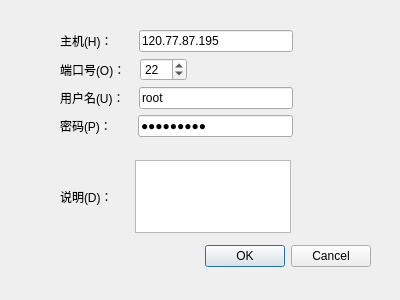
H-tao/Penguin, file WindowsClient/shh_UI/newconnection.ui: the form before one commit.
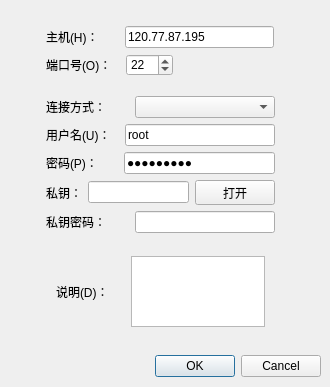
The form after the commit.

Commit message: 新增公钥连接过程，未完成

What changed in the file:
```diff
--- a/WindowsClient/shh_UI/newconnection.ui
+++ b/WindowsClient/shh_UI/newconnection.ui
@@ -6,8 +6,8 @@
    <rect>
     <x>0</x>
     <y>0</y>
-    <width>400</width>
-    <height>300</height>
+    <width>330</width>
+    <height>387</height>
    </rect>
   </property>
   <property name="windowTitle">
@@ -16,8 +16,8 @@
   <widget class="QDialogButtonBox" name="buttonBox">
    <property name="geometry">
     <rect>
-     <x>30</x>
-     <y>240</y>
+     <x>-20</x>
+     <y>350</y>
      <width>341</width>
      <height>32</height>
     </rect>
@@ -32,13 +32,25 @@
   <widget class="QWidget" name="layoutWidget_5">
    <property name="geometry">
     <rect>
-     <x>60</x>
-     <y>160</y>
-     <width>231</width>
-     <height>73</height>
+     <x>50</x>
+     <y>250</y>
+     <width>221</width>
+     <height>83</height>
     </rect>
    </property>
    <layout class="QHBoxLayout" name="horizontalLayout_5">
+    <property name="leftMargin">
+     <number>6</number>
+    </property>
+    <property name="topMargin">
+     <number>6</number>
+    </property>
+    <property name="rightMargin">
+     <number>6</number>
+    </property>
+    <property name="bottomMargin">
+     <number>6</number>
+    </property>
     <item>
      <widget class="QLabel" name="statusLabel">
       <property name="text">
@@ -67,16 +79,292 @@
     </item>
    </layout>
   </widget>
-  <widget class="QWidget" name="layoutWidget">
+  <widget class="QWidget" name="">
    <property name="geometry">
     <rect>
-     <x>60</x>
-     <y>30</y>
-     <width>233</width>
-     <height>108</height>
+     <x>40</x>
+     <y>90</y>
+     <width>241</width>
+     <height>149</height>
     </rect>
    </property>
    <layout class="QVBoxLayout" name="verticalLayout">
+    <property name="leftMargin">
+     <number>6</number>
+    </property>
+    <property name="topMargin">
+     <number>6</number>
+    </property>
+    <property name="rightMargin">
+     <number>6</number>
+    </property>
+    <property name="bottomMargin">
+     <number>6</number>
+    </property>
+    <item>
+     <layout class="QHBoxLayout" name="horizontalLayout_6">
+      <item>
+       <widget class="QLabel" name="label">
+        <property name="text">
+         <string>连接方式：</string>
+        </property>
+       </widget>
+      </item>
+      <item>
+       <spacer name="horizontalSpacer_7">
+        <property name="orientation">
+         <enum>Qt::Horizontal</enum>
+        </property>
+        <property name="sizeType">
+         <enum>QSizePolicy::Expanding</enum>
+        </property>
+        <property name="sizeHint" stdset="0">
+         <size>
+          <width>18</width>
+          <height>20</height>
+         </size>
+        </property>
+       </spacer>
+      </item>
+      <item>
+       <widget class="QComboBox" name="connectionWayComboBox">
+        <property name="sizePolicy">
+         <sizepolicy hsizetype="MinimumExpanding" vsizetype="Fixed">
+          <horstretch>0</horstretch>
+          <verstretch>0</verstretch>
+         </sizepolicy>
+        </property>
+        <property name="minimumSize">
+         <size>
+          <width>140</width>
+          <height>0</height>
+         </size>
+        </property>
+       </widget>
+      </item>
+     </layout>
+    </item>
+    <item>
+     <layout class="QHBoxLayout" name="horizontalLayout">
+      <item>
+       <widget class="QLabel" name="nameLabel">
+        <property name="sizePolicy">
+         <sizepolicy hsizetype="Fixed" vsizetype="Preferred">
+          <horstretch>0</horstretch>
+          <verstretch>0</verstretch>
+         </sizepolicy>
+        </property>
+        <property name="text">
+         <string>用户名(U)：</string>
+        </property>
+       </widget>
+      </item>
+      <item>
+       <spacer name="horizontalSpacer">
+        <property name="orientation">
+         <enum>Qt::Horizontal</enum>
+        </property>
+        <property name="sizeType">
+         <enum>QSizePolicy::Preferred</enum>
+        </property>
+        <property name="sizeHint" stdset="0">
+         <size>
+          <width>8</width>
+          <height>20</height>
+         </size>
+        </property>
+       </spacer>
+      </item>
+      <item>
+       <widget class="QLineEdit" name="nameLineEdit">
+        <property name="sizePolicy">
+         <sizepolicy hsizetype="MinimumExpanding" vsizetype="Fixed">
+          <horstretch>0</horstretch>
+          <verstretch>0</verstretch>
+         </sizepolicy>
+        </property>
+        <property name="minimumSize">
+         <size>
+          <width>140</width>
+          <height>0</height>
+         </size>
+        </property>
+        <property name="text">
+         <string>root</string>
+        </property>
+       </widget>
+      </item>
+     </layout>
+    </item>
+    <item>
+     <layout class="QHBoxLayout" name="horizontalLayout_2">
+      <item>
+       <widget class="QLabel" name="protocolLabel">
+        <property name="sizePolicy">
+         <sizepolicy hsizetype="Fixed" vsizetype="Preferred">
+          <horstretch>0</horstretch>
+          <verstretch>0</verstretch>
+         </sizepolicy>
+        </property>
+        <property name="text">
+         <string>密码(P)：</string>
+        </property>
+       </widget>
+      </item>
+      <item>
+       <spacer name="horizontalSpacer_2">
+        <property name="orientation">
+         <enum>Qt::Horizontal</enum>
+        </property>
+        <property name="sizeType">
+         <enum>QSizePolicy::Preferred</enum>
+        </property>
+        <property name="sizeHint" stdset="0">
+         <size>
+          <width>20</width>
+          <height>20</height>
+         </size>
+        </property>
+       </spacer>
+      </item>
+      <item>
+       <widget class="QLineEdit" name="passwordLineEdit">
+        <property name="sizePolicy">
+         <sizepolicy hsizetype="MinimumExpanding" vsizetype="Fixed">
+          <horstretch>0</horstretch>
+          <verstretch>0</verstretch>
+         </sizepolicy>
+        </property>
+        <property name="minimumSize">
+         <size>
+          <width>140</width>
+          <height>0</height>
+         </size>
+        </property>
+        <property name="text">
+         <string>Hzw123123</string>
+        </property>
+        <property name="echoMode">
+         <enum>QLineEdit::Password</enum>
+        </property>
+       </widget>
+      </item>
+     </layout>
+    </item>
+    <item>
+     <layout class="QHBoxLayout" name="horizontalLayout_7">
+      <item>
+       <widget class="QLabel" name="label_2">
+        <property name="text">
+         <string>私钥：</string>
+        </property>
+       </widget>
+      </item>
+      <item>
+       <spacer name="horizontalSpacer_8">
+        <property name="orientation">
+         <enum>Qt::Horizontal</enum>
+        </property>
+        <property name="sizeHint" stdset="0">
+         <size>
+          <width>40</width>
+          <height>20</height>
+         </size>
+        </property>
+       </spacer>
+      </item>
+      <item>
+       <widget class="QLineEdit" name="keyPathLineEdit">
+        <property name="sizePolicy">
+         <sizepolicy hsizetype="MinimumExpanding" vsizetype="Fixed">
+          <horstretch>0</horstretch>
+          <verstretch>0</verstretch>
+         </sizepolicy>
+        </property>
+       </widget>
+      </item>
+      <item>
+       <widget class="QPushButton" name="openFileBtn">
+        <property name="sizePolicy">
+         <sizepolicy hsizetype="Expanding" vsizetype="Fixed">
+          <horstretch>0</horstretch>
+          <verstretch>0</verstretch>
+         </sizepolicy>
+        </property>
+        <property name="text">
+         <string>打开</string>
+        </property>
+       </widget>
+      </item>
+     </layout>
+    </item>
+    <item>
+     <layout class="QHBoxLayout" name="horizontalLayout_8">
+      <item>
+       <widget class="QLabel" name="label_3">
+        <property name="text">
+         <string>私钥密码：</string>
+        </property>
+       </widget>
+      </item>
+      <item>
+       <spacer name="horizontalSpacer_9">
+        <property name="orientation">
+         <enum>Qt::Horizontal</enum>
+        </property>
+        <property name="sizeType">
+         <enum>QSizePolicy::Preferred</enum>
+        </property>
+        <property name="sizeHint" stdset="0">
+         <size>
+          <width>40</width>
+          <height>20</height>
+         </size>
+        </property>
+       </spacer>
+      </item>
+      <item>
+       <widget class="QLineEdit" name="keyPasswordLineEdit">
+        <property name="sizePolicy">
+         <sizepolicy hsizetype="MinimumExpanding" vsizetype="Fixed">
+          <horstretch>0</horstretch>
+          <verstretch>0</verstretch>
+         </sizepolicy>
+        </property>
+        <property name="minimumSize">
+         <size>
+          <width>140</width>
+          <height>0</height>
+         </size>
+        </property>
+       </widget>
+      </item>
+     </layout>
+    </item>
+   </layout>
+  </widget>
+  <widget class="QWidget" name="">
+   <property name="geometry">
+    <rect>
+     <x>40</x>
+     <y>20</y>
+     <width>240</width>
+     <height>62</height>
+    </rect>
+   </property>
+   <layout class="QVBoxLayout" name="verticalLayout_2">
+    <property name="leftMargin">
+     <number>6</number>
+    </property>
+    <property name="topMargin">
+     <number>6</number>
+    </property>
+    <property name="rightMargin">
+     <number>6</number>
+    </property>
+    <property name="bottomMargin">
+     <number>6</number>
+    </property>
     <item>
      <layout class="QHBoxLayout" name="horizontalLayout_3">
       <item>
@@ -110,6 +398,18 @@
       </item>
       <item>
        <widget class="QLineEdit" name="hostNumLineEdit">
+        <property name="sizePolicy">
+         <sizepolicy hsizetype="MinimumExpanding" vsizetype="Fixed">
+          <horstretch>0</horstretch>
+          <verstretch>0</verstretch>
+         </sizepolicy>
+        </property>
+        <property name="minimumSize">
+         <size>
+          <width>140</width>
+          <height>0</height>
+         </size>
+        </property>
         <property name="text">
          <string>120.77.87.195</string>
         </property>
@@ -173,89 +473,6 @@
       </item>
      </layout>
     </item>
-    <item>
-     <layout class="QHBoxLayout" name="horizontalLayout">
-      <item>
-       <widget class="QLabel" name="nameLabel">
-        <property name="sizePolicy">
-         <sizepolicy hsizetype="Fixed" vsizetype="Preferred">
-          <horstretch>0</horstretch>
-          <verstretch>0</verstretch>
-         </sizepolicy>
-        </property>
-        <property name="text">
-         <string>用户名(U)：</string>
-        </property>
-       </widget>
-      </item>
-      <item>
-       <spacer name="horizontalSpacer">
-        <property name="orientation">
-         <enum>Qt::Horizontal</enum>
-        </property>
-        <property name="sizeType">
-         <enum>QSizePolicy::Fixed</enum>
-        </property>
-        <property name="sizeHint" stdset="0">
-         <size>
-          <width>8</width>
-          <height>20</height>
-         </size>
-        </property>
-       </spacer>
-      </item>
-      <item>
-       <widget class="QLineEdit" name="nameLineEdit">
-        <property name="text">
-         <string>root</string>
-        </property>
-       </widget>
-      </item>
-     </layout>
-    </item>
-    <item>
-     <layout class="QHBoxLayout" name="horizontalLayout_2">
-      <item>
-       <widget class="QLabel" name="protocolLabel">
-        <property name="sizePolicy">
-         <sizepolicy hsizetype="Fixed" vsizetype="Preferred">
-          <horstretch>0</horstretch>
-          <verstretch>0</verstretch>
-         </sizepolicy>
-        </property>
-        <property name="text">
-         <string>密码(P)：</string>
-        </property>
-       </widget>
-      </item>
-      <item>
-       <spacer name="horizontalSpacer_2">
-        <property name="orientation">
-         <enum>Qt::Horizontal</enum>
-        </property>
-        <property name="sizeType">
-         <enum>QSizePolicy::Fixed</enum>
-        </property>
-        <property name="sizeHint" stdset="0">
-         <size>
-          <width>20</width>
-          <height>20</height>
-         </size>
-        </property>
-       </spacer>
-      </item>
-      <item>
-       <widget class="QLineEdit" name="protocolLineEdit">
-        <property name="text">
-         <string>Hzw123123</string>
-        </property>
-        <property name="echoMode">
-         <enum>QLineEdit::Password</enum>
-        </property>
-       </widget>
-      </item>
-     </layout>
-    </item>
    </layout>
   </widget>
   <zorder>buttonBox</zorder>
```
Left out of the diff: 10 changed lines with no effect on the pictures. The commit also changes 3 other files.
